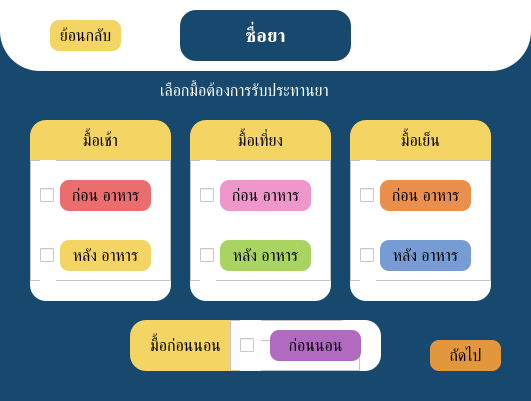
Old version of the form ui/select_mealui.ui in the repository KittimaB/Medicine_notify.
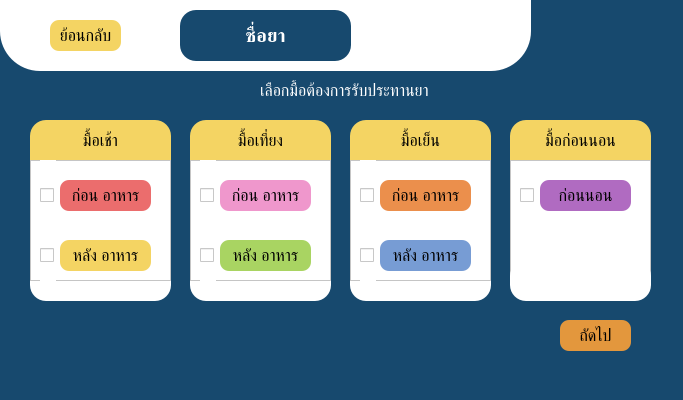
New version of the form.

```diff
--- a/ui/select_mealui.ui
+++ b/ui/select_mealui.ui
@@ -6,8 +6,8 @@
    <rect>
     <x>0</x>
     <y>0</y>
-    <width>531</width>
-    <height>401</height>
+    <width>683</width>
+    <height>400</height>
    </rect>
   </property>
   <property name="windowTitle">
@@ -794,7 +794,7 @@
    <widget class="QLabel" name="label_2">
     <property name="geometry">
      <rect>
-      <x>160</x>
+      <x>260</x>
       <y>80</y>
       <width>211</width>
       <height>21</height>
@@ -815,10 +815,10 @@
    <widget class="QFrame" name="frame_11">
     <property name="geometry">
      <rect>
-      <x>130</x>
-      <y>320</y>
-      <width>121</width>
-      <height>51</height>
+      <x>510</x>
+      <y>120</y>
+      <width>141</width>
+      <height>61</height>
      </rect>
     </property>
     <property name="styleSheet">
@@ -834,10 +834,10 @@
     <widget class="QLabel" name="bed_label">
      <property name="geometry">
       <rect>
-       <x>10</x>
-       <y>10</y>
-       <width>91</width>
-       <height>31</height>
+       <x>20</x>
+       <y>0</y>
+       <width>101</width>
+       <height>41</height>
       </rect>
      </property>
      <property name="font">
@@ -856,10 +856,10 @@
    <widget class="QFrame" name="frame_12">
     <property name="geometry">
      <rect>
-      <x>230</x>
-      <y>320</y>
-      <width>131</width>
-      <height>51</height>
+      <x>510</x>
+      <y>160</y>
+      <width>141</width>
+      <height>121</height>
      </rect>
     </property>
     <property name="styleSheet">
@@ -871,74 +871,11 @@
     <property name="frameShadow">
      <enum>QFrame::Raised</enum>
     </property>
-   </widget>
-   <widget class="QFrame" name="frame_13">
-    <property name="geometry">
-     <rect>
-      <x>330</x>
-      <y>320</y>
-      <width>51</width>
-      <height>51</height>
-     </rect>
-    </property>
-    <property name="styleSheet">
-     <string notr="true">border-radius: 16px;
-background-color: rgb(255, 255, 255);</string>
-    </property>
-    <property name="frameShape">
-     <enum>QFrame::StyledPanel</enum>
-    </property>
-    <property name="frameShadow">
-     <enum>QFrame::Raised</enum>
-    </property>
-   </widget>
-   <widget class="QPushButton" name="next_pushButton">
-    <property name="geometry">
-     <rect>
-      <x>430</x>
-      <y>340</y>
-      <width>71</width>
-      <height>31</height>
-     </rect>
-    </property>
-    <property name="font">
-     <font>
-      <pointsize>12</pointsize>
-     </font>
-    </property>
-    <property name="styleSheet">
-     <string notr="true">border-radius: 9px;
-color: rgb(0, 0, 0);
-background-color: rgb(227, 151, 61);</string>
-    </property>
-    <property name="text">
-     <string>ถัดไป</string>
-    </property>
-   </widget>
-   <widget class="QFrame" name="frame_14">
-    <property name="geometry">
-     <rect>
-      <x>240</x>
-      <y>340</y>
-      <width>120</width>
-      <height>31</height>
-     </rect>
-    </property>
-    <property name="styleSheet">
-     <string notr="true">background-color: rgb(255, 255, 255);</string>
-    </property>
-    <property name="frameShape">
-     <enum>QFrame::StyledPanel</enum>
-    </property>
-    <property name="frameShadow">
-     <enum>QFrame::Raised</enum>
-    </property>
-   </widget>
    <widget class="QLabel" name="bbed_label">
     <property name="geometry">
      <rect>
-      <x>270</x>
-      <y>330</y>
+       <x>30</x>
+       <y>20</y>
       <width>91</width>
       <height>31</height>
      </rect>
@@ -981,9 +918,9 @@
    <widget class="QCheckBox" name="bbed_checkBox">
     <property name="geometry">
      <rect>
-      <x>240</x>
-      <y>320</y>
-      <width>21</width>
+       <x>10</x>
+       <y>10</y>
+       <width>16</width>
       <height>51</height>
      </rect>
     </property>
@@ -1009,6 +946,50 @@
     </property>
     <property name="tristate">
      <bool>false</bool>
+     </property>
+    </widget>
+   </widget>
+   <widget class="QFrame" name="frame_13">
+    <property name="geometry">
+     <rect>
+      <x>510</x>
+      <y>260</y>
+      <width>141</width>
+      <height>41</height>
+     </rect>
+    </property>
+    <property name="styleSheet">
+     <string notr="true">border-radius: 16px;
+background-color: rgb(255, 255, 255);</string>
+    </property>
+    <property name="frameShape">
+     <enum>QFrame::StyledPanel</enum>
+    </property>
+    <property name="frameShadow">
+     <enum>QFrame::Raised</enum>
+    </property>
+   </widget>
+   <widget class="QPushButton" name="next_pushButton">
+    <property name="geometry">
+     <rect>
+      <x>560</x>
+      <y>320</y>
+      <width>71</width>
+      <height>31</height>
+     </rect>
+    </property>
+    <property name="font">
+     <font>
+      <pointsize>12</pointsize>
+     </font>
+    </property>
+    <property name="styleSheet">
+     <string notr="true">border-radius: 9px;
+color: rgb(0, 0, 0);
+background-color: rgb(227, 151, 61);</string>
+    </property>
+    <property name="text">
+     <string>ถัดไป</string>
     </property>
    </widget>
    <zorder>frame_10</zorder>
```
Left out of the diff: 3 changed lines with no effect on the pictures. Lines whose indentation alone changed are shown as unchanged.
